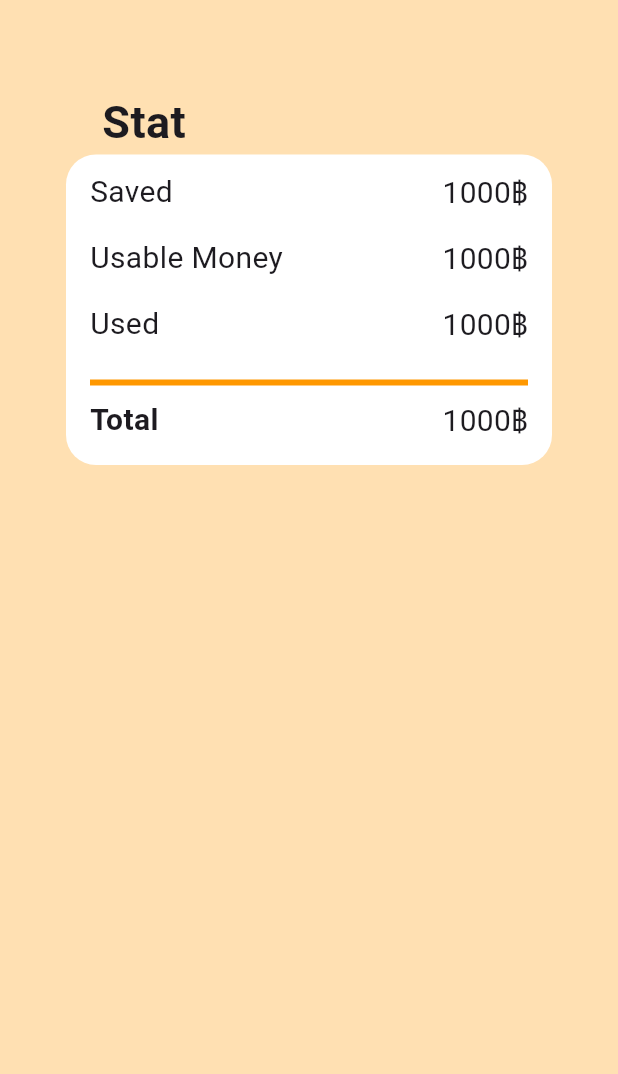
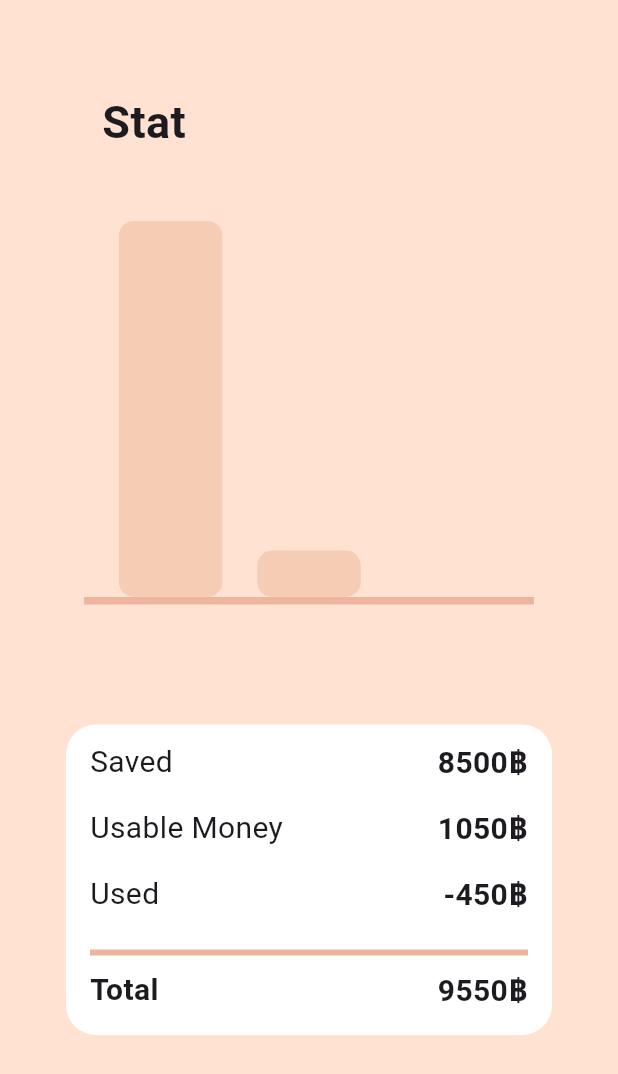
Before and after one commit to JAKEYSLINKY/CoinyApp, a Flutter app: the stat screen opened directly, on a phone screen of 412 x 824 dp. Shown: the top 1074 px of the screen. Run offline on Flutter 3.47's test engine with Material 3 defaults, Android fonts, the phone set to English and light mode, and no system bars; drawn by our look-alikes of fl_chart; our stand-ins replace charts_flutter; missing offline and left inert: dart:ffi.

Commit message:
update stat page

```diff
--- /dev/null
+++ b/coiny_frontend/lib/barGraph/barData.dart
@@ -0,0 +1,26 @@
+import 'package:coiny_frontend/barGraph/individualBar.dart';
+
+class BarData {
+  final double Saved;
+  final double UsableMoney;
+  final double Used;
+
+  BarData({
+    required this.Saved,
+    required this.UsableMoney,
+    required this.Used,
+  });
+
+  List<IndividualBar> barData = [];
+
+  void initializeBarData() {
+    barData = [
+      //Saved
+      IndividualBar(x: 0, y: Saved),
+      //UsableMoney
+      IndividualBar(x: 1, y: UsableMoney),
+      //Used
+      IndividualBar(x: 2, y: Used),
+    ];
+  }
+}
--- /dev/null
+++ b/coiny_frontend/lib/barGraph/bar_Graph.dart
@@ -0,0 +1,89 @@
+import 'package:coiny_frontend/barGraph/barData.dart';
+import 'package:fl_chart/fl_chart.dart';
+import 'package:flutter/material.dart';
+
+class MyBarGraph extends StatelessWidget {
+  final List financial;
+  const MyBarGraph({super.key, required this.financial});
+
+  @override
+  Widget build(BuildContext context) {
+    //initializing the data
+    BarData MyBarData = BarData(
+      Saved: financial[0],
+      UsableMoney: financial[1],
+      Used: financial[2],
+    );
+    MyBarData.initializeBarData();
+    return BarChart(BarChartData(
+      maxY: financial[0] + financial[1] - financial[2],
+      minY: 0,
+      gridData: FlGridData(show: false),
+      borderData: FlBorderData(
+        show: true,
+        border: Border(
+            bottom: BorderSide(
+          color: Color(0xFFEDB59E),
+          width: 5,
+        )),
+      ),
+      titlesData: FlTitlesData(
+          show: true,
+          topTitles: AxisTitles(
+            sideTitles: SideTitles(showTitles: false),
+          ),
+          leftTitles: AxisTitles(
+            sideTitles: SideTitles(showTitles: false),
+          ),
+          rightTitles: AxisTitles(
+            sideTitles: SideTitles(showTitles: false),
+          ),
+          bottomTitles: AxisTitles(
+              sideTitles: SideTitles(
+            showTitles: false,
+            // getTitlesWidget: getBottonTitles,
+          ))),
+      barGroups: MyBarData.barData
+          .map((data) => BarChartGroupData(x: data.x, barRods: [
+                BarChartRodData(
+                  toY: data.y,
+                  color: const Color(0xFFF5CCB4),
+                  width: 69,
+                  borderRadius: BorderRadius.circular(10),
+                )
+              ]))
+          .toList(),
+    ));
+  }
+}
+
+// Widget getBottonTitles(double value, TitleMeta meta) {
+//   const style = TextStyle(
+//     color: Colors.black,
+//     fontSize: 12,
+//     fontWeight: FontWeight.bold,
+//   );
+
+//   Widget text = const Text('');
+//   switch (value.toInt()) {
+//     case 0:
+//       text = const Text(
+//         'Saved',
+//         style: style,
+//       );
+//       break;
+//     case 1:
+//       text = const Text(
+//         'Usable Money',
+//         style: style,
+//       );
+//       break;
+//     case 2:
+//       text = const Text(
+//         'Used',
+//         style: style,
+//       );
+//       break;
+//   }
+//   return SideTitleWidget(child: text, axisSide: meta.axisSide);
+// }
--- /dev/null
+++ b/coiny_frontend/lib/barGraph/individualBar.dart
@@ -0,0 +1,9 @@
+class IndividualBar {
+  final int x;
+  final double y;
+
+  IndividualBar({
+    required this.x,
+    required this.y,
+  });
+}
--- a/coiny_frontend/lib/pages/stat.dart
+++ b/coiny_frontend/lib/pages/stat.dart
@@ -1,6 +1,10 @@
+import 'dart:ffi';
+
+import 'package:coiny_frontend/barGraph/bar_Graph.dart';
 import 'package:flutter/cupertino.dart';
 import 'package:flutter/material.dart';
 import 'package:flutter/widgets.dart';
+import 'package:charts_flutter/flutter.dart' as charts;
 
 class stat extends StatefulWidget {
   const stat({super.key});
@@ -10,10 +14,15 @@ class stat extends StatefulWidget {
 }
 
 class _statState extends State<stat> {
+  List<double> financial = [
+    8500,
+    1050,
+    -450,
+  ];
   @override
   Widget build(BuildContext context) {
     return Scaffold(
-        backgroundColor: Colors.orange[100],
+        backgroundColor: const Color(0xFFFFE2D2),
         body: Center(
           child: Column(
             children: [
@@ -27,7 +36,37 @@ class _statState extends State<stat> {
                   ),
                 ),
               ),
-              Container(
+              SizedBox(
+                height: 300,
+                width: 300,
+                child: MyBarGraph(financial: financial),
+              ),
+              SizedBox(height: 80),
+              StatInfo(
+                Saved: financial[0].toInt(),
+                UsableMoney: financial[1].toInt(),
+                Used: financial[2].toInt(),
+              )
+            ],
+          ),
+        ));
+  }
+}
+
+class StatInfo extends StatelessWidget {
+  int Saved;
+  int UsableMoney;
+  int Used;
+  StatInfo({
+    required this.Saved,
+    required this.UsableMoney,
+    required this.Used,
+    super.key,
+  });
+
+  @override
+  Widget build(BuildContext context) {
+    return Container(
       height: 207,
       width: 324,
       decoration: BoxDecoration(
@@ -38,63 +77,68 @@ class _statState extends State<stat> {
         children: [
           SizedBox(height: 10),
           Padding(
-                      padding: const EdgeInsets.only(
-                          bottom: 14.0, left: 16.0, right: 16.0),
+            padding:
+                const EdgeInsets.only(bottom: 14.0, left: 16.0, right: 16.0),
             child: Row(
               mainAxisAlignment: MainAxisAlignment.spaceBetween,
               children: [
                 Text("Saved", style: TextStyle(fontSize: 20)),
-                          Text("1000฿", style: TextStyle(fontSize: 20)),
+                Text(Saved.toString() + "฿",
+                    style:
+                        TextStyle(fontWeight: FontWeight.bold, fontSize: 20)),
               ],
             ),
           ),
           Padding(
-                      padding: const EdgeInsets.only(
-                          bottom: 14.0, left: 16.0, right: 16.0),
+            padding:
+                const EdgeInsets.only(bottom: 14.0, left: 16.0, right: 16.0),
             child: Row(
               mainAxisAlignment: MainAxisAlignment.spaceBetween,
               children: [
                 Text("Usable Money", style: TextStyle(fontSize: 20)),
-                          Text("1000฿", style: TextStyle(fontSize: 20)),
+                Text(UsableMoney.toString() + "฿",
+                    style:
+                        TextStyle(fontWeight: FontWeight.bold, fontSize: 20)),
               ],
             ),
           ),
           Padding(
-                      padding: const EdgeInsets.only(
-                          bottom: 14.0, left: 16.0, right: 16.0),
+            padding:
+                const EdgeInsets.only(bottom: 14.0, left: 16.0, right: 16.0),
             child: Row(
               mainAxisAlignment: MainAxisAlignment.spaceBetween,
               children: [
                 Text("Used", style: TextStyle(fontSize: 20)),
-                          Text("1000฿", style: TextStyle(fontSize: 20)),
+                Text(Used.toString() + "฿",
+                    style:
+                        TextStyle(fontWeight: FontWeight.bold, fontSize: 20)),
               ],
             ),
           ),
           Divider(
-                      color: Colors.orange,
+            color: const Color(0xFFEDB59E),
             height: 20,
             thickness: 4,
             indent: 16,
             endIndent: 16,
           ),
           Padding(
-                      padding: const EdgeInsets.only(
-                          bottom: 14.0, left: 16.0, right: 16.0),
+            padding:
+                const EdgeInsets.only(bottom: 14.0, left: 16.0, right: 16.0),
             child: Row(
               mainAxisAlignment: MainAxisAlignment.spaceBetween,
               children: [
                 Text("Total",
-                              style: TextStyle(
-                                  fontWeight: FontWeight.bold, fontSize: 20)),
-                          Text("1000฿", style: TextStyle(fontSize: 20)),
+                    style:
+                        TextStyle(fontWeight: FontWeight.bold, fontSize: 20)),
+                Text((Saved + UsableMoney).toString() + "฿",
+                    style:
+                        TextStyle(fontWeight: FontWeight.bold, fontSize: 20)),
               ],
             ),
           )
         ],
       ),
-              )
-            ],
-          ),
-        ));
+    );
   }
 }
--- a/coiny_frontend/pubspec.yaml
+++ b/coiny_frontend/pubspec.yaml
@@ -34,6 +34,9 @@ dependencies:
   # The following adds the Cupertino Icons font to your application.
   # Use with the CupertinoIcons class for iOS style icons.
   cupertino_icons: ^1.0.2
+  charts_flutter: ^0.12.0
+  fl_chart: ^0.67.0
+  syncfusion_flutter_charts: ^21.2.4
 
 dev_dependencies:
   flutter_test:
```
Also changed, not shown: coiny_frontend/pubspec.lock. Lines whose indentation alone changed are shown as unchanged.
